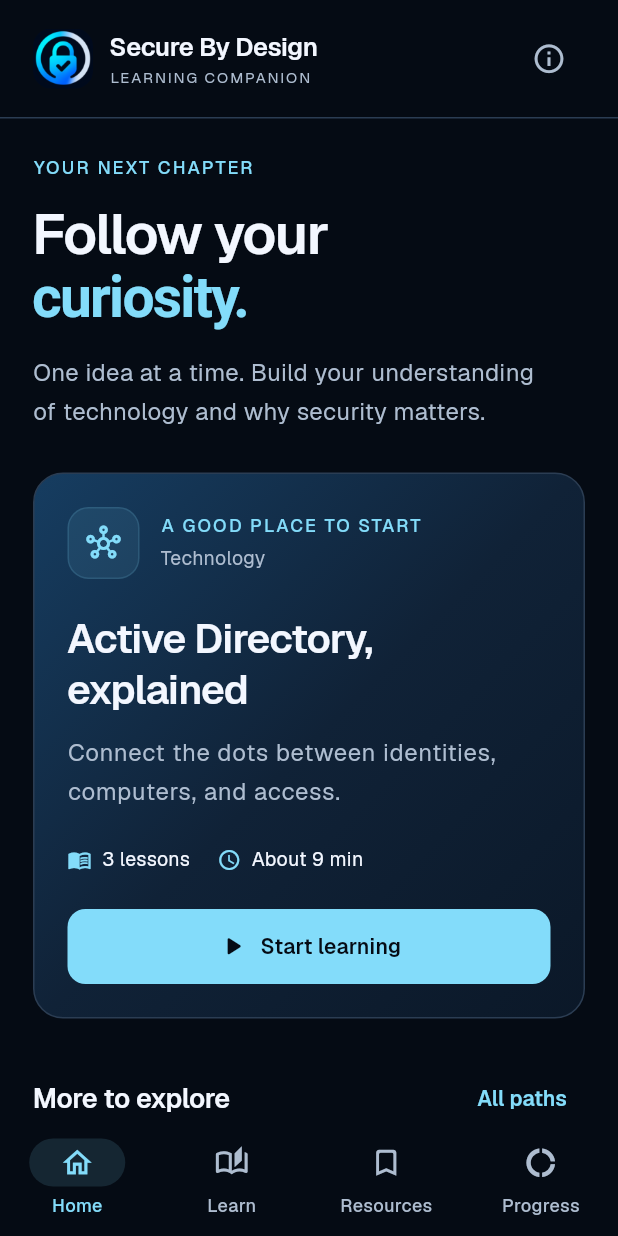
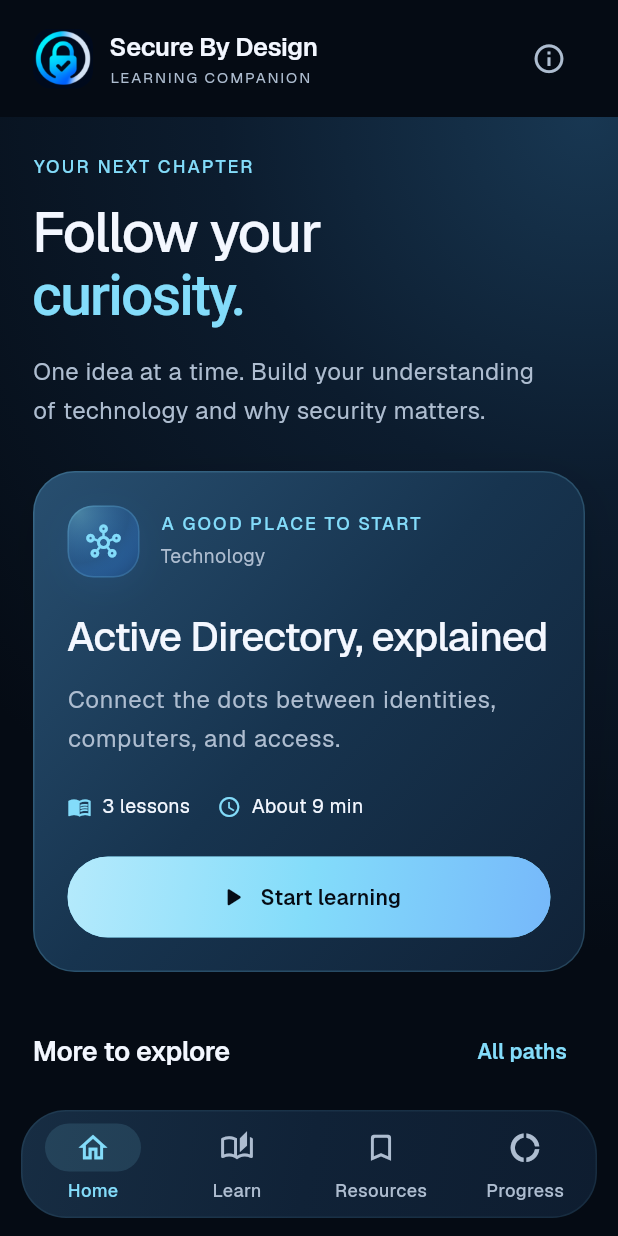
Before and after one commit to SecureByDesignInc/secure-by-design-native-app, a Flutter app: the screen it shows after launch, on a phone screen of 412 x 824 dp. Run offline on Flutter 3.47's test engine with Material 3 defaults, Android fonts, the phone set to English and light mode, and no system bars; our stand-ins replace shared_preferences; project files that could hold a hidden picture were left out.

Commit message:
Soften native app with blue gradients and rounded surfaces
Preserve the navy, cyan, and blue palette while adding layered card and button gradients, soft backgrounds, rounded navigation, and consistent interactive surfaces. Validated by analysis, 15 tests, screenshot review, and signed iOS build 0.1.0 (4).

```diff
--- a/codemagic.yaml
+++ b/codemagic.yaml
@@ -55,6 +55,7 @@
           --export-options-plist=/Users/builder/export_options.plist
     artifacts:
       - build/ios/ipa/*.ipa
+      - previews/*.png
       - /tmp/xcodebuild_logs/*.log
     publishing:
       app_store_connect:
--- a/lib/app.dart
+++ b/lib/app.dart
@@ -112,9 +112,6 @@
                   horizontal: wide ? 36 : 22,
                   vertical: 15,
                 ),
-                decoration: const BoxDecoration(
-                  border: Border(bottom: BorderSide(color: SbdColors.border)),
-                ),
                 child: Row(
                   children: [
                     Expanded(
@@ -214,11 +211,17 @@
             ),
             bottomNavigationBar: wide
                 ? null
-                : DecoratedBox(
-                    decoration: const BoxDecoration(
-                      border: Border(top: BorderSide(color: SbdColors.border)),
-                    ),
-                    child: NavigationBar(
+                  : SafeArea(
+                    top: false,
+                    minimum: const EdgeInsets.fromLTRB(14, 8, 14, 12),
+                    child: DecoratedBox(
+                      decoration: softSurface(radius: 30),
+                      child: ClipRRect(
+                        borderRadius: BorderRadius.circular(30),
+                        child: MediaQuery.removePadding(
+                          context: context,
+                          removeBottom: true,
+                          child: NavigationBar(
                       selectedIndex: _tab,
                       onDestinationSelected: _select,
                       destinations: List.generate(
@@ -228,6 +231,9 @@
                           label: labels[i],
                         ),
                       ),
+                          ),
+                        ),
+                      ),
                     ),
                   ),
           );
--- a/lib/screens/main_screens.dart
+++ b/lib/screens/main_screens.dart
@@ -183,13 +183,8 @@
               .toList(),
         ),
         const SizedBox(height: 28),
-        Material(
-          color: SbdColors.surfaceLow,
-          borderRadius: BorderRadius.circular(16),
-          child: InkWell(
+        Panel(
           onTap: () => onTab(2),
-            borderRadius: BorderRadius.circular(16),
-            child: Padding(
           padding: const EdgeInsets.all(20),
           child: Row(
                 children: [
@@ -224,8 +219,6 @@
                 ],
           ),
         ),
-          ),
-        ),
         const SizedBox(height: 25),
         const Text(
           'Educate. Empower. Secure the future.',
@@ -248,18 +241,8 @@
   Widget build(BuildContext context) => Semantics(
         button: true,
         label: '${path.title}, ${path.lessons.length} lessons',
-        child: Material(
-          color: SbdColors.surfaceLow,
-          borderRadius: BorderRadius.circular(18),
-          child: InkWell(
+        child: Panel(
           onTap: () => openLearningPath(context, store, path),
-            borderRadius: BorderRadius.circular(18),
-            child: Container(
-              padding: const EdgeInsets.all(22),
-              decoration: BoxDecoration(
-                border: Border.all(color: SbdColors.border),
-                borderRadius: BorderRadius.circular(18),
-              ),
           child: Column(
                 crossAxisAlignment: CrossAxisAlignment.start,
                 children: [
@@ -293,8 +276,6 @@
                     ProgressLine(value: store.progressIn(path)),
                   ],
                 ],
-              ),
-            ),
           ),
         ),
       );
@@ -595,13 +576,8 @@
           ),
           const SizedBox(height: 16),
           for (final path in learningPaths) ...[
-            Material(
-              color: SbdColors.surfaceLow,
-              borderRadius: BorderRadius.circular(16),
-              child: InkWell(
+            Panel(
               onTap: () => openLearningPath(context, store, path),
-                borderRadius: BorderRadius.circular(16),
-                child: Padding(
               padding: const EdgeInsets.all(20),
               child: Column(
                     crossAxisAlignment: CrossAxisAlignment.start,
@@ -641,8 +617,6 @@
                     ],
               ),
             ),
-              ),
-            ),
             const SizedBox(height: 14),
           ],
           const SizedBox(height: 12),
--- a/lib/screens/path_screen.dart
+++ b/lib/screens/path_screen.dart
@@ -172,19 +172,10 @@
   final bool completed;
   final VoidCallback onTap;
   @override
-  Widget build(BuildContext context) => Material(
-        color: SbdColors.surfaceLow,
-        borderRadius: BorderRadius.circular(16),
-        child: InkWell(
-          onTap: onTap,
-          borderRadius: BorderRadius.circular(16),
-          child: Container(
-            padding: const EdgeInsets.all(18),
-            decoration: BoxDecoration(
-              border: Border.all(color: SbdColors.border),
-              borderRadius: BorderRadius.circular(16),
-            ),
-            child: Row(
+  Widget build(BuildContext context) => Panel(
+        padding: const EdgeInsets.all(18),
+        onTap: onTap,
+        child: Row(
               children: [
                 Container(
                   width: 38,
@@ -236,8 +227,6 @@
                 const Icon(Icons.chevron_right,
                     color: SbdColors.muted, size: 20),
               ],
-            ),
-          ),
         ),
       );
 }
--- a/lib/theme.dart
+++ b/lib/theme.dart
@@ -8,14 +8,48 @@
   static const muted = Color(0xffaebdd0);
   static const cyan = Color(0xFF83DCFA);
   static const blue = Color(0xFF378EFA);
-  static const border = Color(0xFF2B3D53);
+  static const border = Color(0xFF23374B);
   static const success = Color(0xFF88E0B1);
   static const gradient = LinearGradient(
     begin: Alignment.topLeft,
     end: Alignment.bottomRight,
-    colors: [Color(0xFF163D61), Color(0xFF102237), Color(0xFF0B1828)],
+    colors: [Color(0xFF284F70), Color(0xFF17344F), Color(0xFF102237)],
+    stops: [0, 0.48, 1],
+  );
+  static const cardGradient = LinearGradient(
+    begin: Alignment.topLeft,
+    end: Alignment.bottomRight,
+    colors: [Color(0xFF172D43), Color(0xFF102237), Color(0xFF0E1D30)],
+  );
+  static const canvasGradient = RadialGradient(
+    center: Alignment(0.9, -1),
+    radius: 1.35,
+    colors: [Color(0xFF183752), Color(0xFF0C1C2E), background],
+    stops: [0, 0.44, 1],
+  );
+  static const buttonGradient = LinearGradient(
+    begin: Alignment.topLeft,
+    end: Alignment.bottomRight,
+    colors: [Color(0xFFB5EAFC), cyan, Color(0xFF76B8FA)],
   );
 }
+
+// Shared by cards and navigation so the whole app has the same soft depth.
+BoxDecoration softSurface({bool featured = false, double radius = 28}) =>
+    BoxDecoration(
+      gradient: featured ? SbdColors.gradient : SbdColors.cardGradient,
+      borderRadius: BorderRadius.circular(radius),
+      border: Border.all(
+        color: SbdColors.cyan.withValues(alpha: featured ? 0.18 : 0.08),
+      ),
+      boxShadow: [
+        BoxShadow(
+          color: SbdColors.background.withValues(alpha: 0.28),
+          blurRadius: 28,
+          offset: const Offset(0, 12),
+        ),
+      ],
+    );
 
 ThemeData buildTheme() => ThemeData(
       useMaterial3: true,
@@ -34,19 +68,19 @@
       textTheme: const TextTheme(
         headlineLarge: TextStyle(
           fontSize: 34,
-          fontWeight: FontWeight.w600,
+          fontWeight: FontWeight.w500,
           letterSpacing: -1.2,
           height: 1.12,
         ),
         headlineMedium: TextStyle(
           fontSize: 28,
-          fontWeight: FontWeight.w600,
+          fontWeight: FontWeight.w500,
           letterSpacing: -0.8,
           height: 1.2,
         ),
         titleLarge: TextStyle(
           fontSize: 23,
-          fontWeight: FontWeight.w600,
+          fontWeight: FontWeight.w500,
           letterSpacing: -0.6,
           height: 1.25,
         ),
@@ -75,10 +109,18 @@
         style: FilledButton.styleFrom(
           backgroundColor: SbdColors.cyan,
           foregroundColor: SbdColors.background,
-          minimumSize: const Size(48, 50),
+          minimumSize: const Size(48, 54),
           padding: const EdgeInsets.symmetric(horizontal: 20, vertical: 14),
-          shape:
-              RoundedRectangleBorder(borderRadius: BorderRadius.circular(12)),
+          shape: const StadiumBorder(),
+          backgroundBuilder: (context, states, child) => Ink(
+            decoration: BoxDecoration(
+              gradient: states.contains(WidgetState.disabled)
+                  ? null
+                  : SbdColors.buttonGradient,
+              borderRadius: BorderRadius.circular(40),
+            ),
+            child: child,
+          ),
         ),
       ),
       outlinedButtonTheme: OutlinedButtonThemeData(
@@ -87,14 +129,14 @@
           minimumSize: const Size(48, 48),
           side: const BorderSide(color: SbdColors.border),
           shape:
-              RoundedRectangleBorder(borderRadius: BorderRadius.circular(12)),
+              RoundedRectangleBorder(borderRadius: BorderRadius.circular(24)),
         ),
       ),
       navigationBarTheme: NavigationBarThemeData(
-        backgroundColor: SbdColors.background,
+        backgroundColor: Colors.transparent,
         surfaceTintColor: Colors.transparent,
         indicatorColor: SbdColors.cyan.withValues(alpha: 0.13),
-        height: 76,
+        height: 72,
         labelTextStyle: WidgetStateProperty.resolveWith(
           (states) => TextStyle(
             fontFamily: 'Geist',
@@ -114,6 +156,10 @@
           ),
         ),
       ),
+      chipTheme: ChipThemeData(
+        shape: const StadiumBorder(),
+        side: BorderSide(color: SbdColors.cyan.withValues(alpha: 0.12)),
+      ),
       snackBarTheme: const SnackBarThemeData(
         behavior: SnackBarBehavior.floating,
         backgroundColor: Color(0xFF244764),
--- a/lib/widgets/common.dart
+++ b/lib/widgets/common.dart
@@ -98,20 +98,24 @@
     required this.child,
     this.gradient = false,
     this.padding = const EdgeInsets.all(22),
+    this.onTap,
   });
   final Widget child;
   final bool gradient;
   final EdgeInsetsGeometry padding;
+  final VoidCallback? onTap;
   @override
   Widget build(BuildContext context) => Container(
-        padding: padding,
-        decoration: BoxDecoration(
-          color: gradient ? null : SbdColors.surfaceLow,
-          gradient: gradient ? SbdColors.gradient : null,
-          borderRadius: BorderRadius.circular(20),
-          border: Border.all(color: SbdColors.border),
+        decoration: softSurface(featured: gradient),
+        child: Material(
+          type: MaterialType.transparency,
+          borderRadius: BorderRadius.circular(28),
+          clipBehavior: Clip.antiAlias,
+          child: InkWell(
+            onTap: onTap,
+            child: Padding(padding: padding, child: child),
+          ),
         ),
-        child: child,
       );
 }
 
@@ -124,9 +128,24 @@
         width: size,
         height: size,
         decoration: BoxDecoration(
-          color: SbdColors.cyan.withValues(alpha: 0.09),
-          borderRadius: BorderRadius.circular(14),
-          border: Border.all(color: SbdColors.cyan.withValues(alpha: 0.14)),
+          gradient: RadialGradient(
+            center: const Alignment(-0.7, -0.8),
+            radius: 1.4,
+            colors: [
+              SbdColors.cyan.withValues(alpha: 0.38),
+              SbdColors.blue.withValues(alpha: 0.18),
+              SbdColors.surface,
+            ],
+          ),
+          borderRadius: BorderRadius.circular(size * 0.36),
+          border: Border.all(color: SbdColors.cyan.withValues(alpha: 0.18)),
+          boxShadow: [
+            BoxShadow(
+              color: SbdColors.blue.withValues(alpha: 0.08),
+              blurRadius: 18,
+              offset: const Offset(0, 5),
+            ),
+          ],
         ),
         child: Icon(topicIcon(icon), color: SbdColors.cyan, size: size * 0.48),
       );
@@ -137,7 +156,9 @@
   final List<Widget> children;
   final double maxWidth;
   @override
-  Widget build(BuildContext context) => SingleChildScrollView(
+  Widget build(BuildContext context) => DecoratedBox(
+    decoration: const BoxDecoration(gradient: SbdColors.canvasGradient),
+    child: SingleChildScrollView(
         padding: EdgeInsets.fromLTRB(
           MediaQuery.sizeOf(context).width < 600 ? 22 : 36,
           24,
@@ -153,7 +174,8 @@
             ),
           ),
         ),
-      );
+      ),
+    );
 }
 
 class PageTitle extends StatelessWidget {
```
Lines whose indentation alone changed are shown as unchanged.
